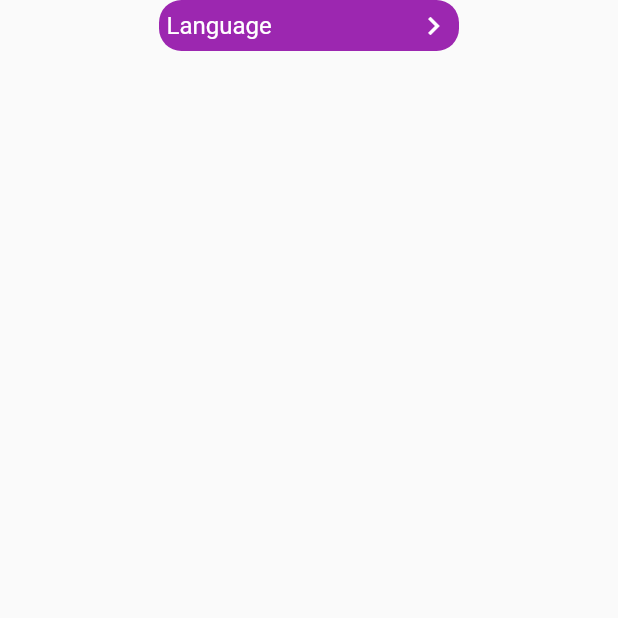
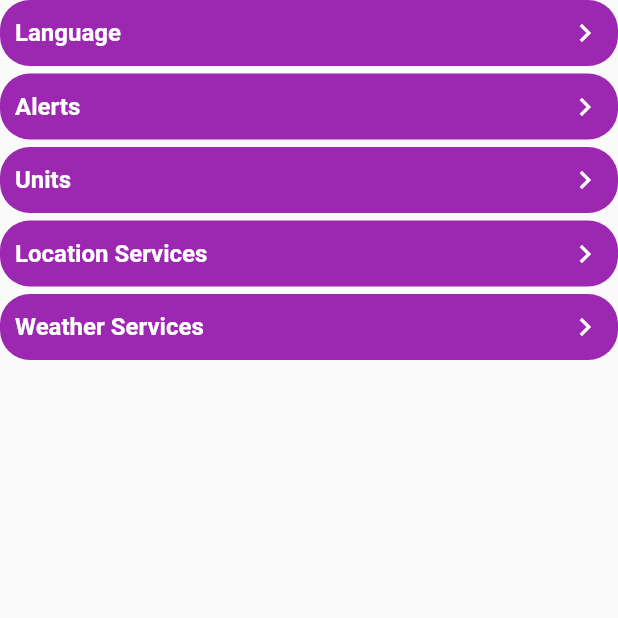
Before and after one commit to AdriaPm/WeatherTune_App, a Flutter app: the SettingsPage screen opened directly, on a phone screen of 412 x 824 dp, the top half of it. Run offline on Flutter 3.47's test engine with Material 2 defaults, Android fonts, the phone set to English and light mode, and no system bars; our stand-ins replace bloc, equatable, firebase_auth, firebase_core, flutter_bloc, geolocator and 1 more; accounts and stored records are empty.

Commit message:
small dropdown button ajustments

```diff
--- a/weather_tune/lib/components/dropdown_button.dart
+++ b/weather_tune/lib/components/dropdown_button.dart
@@ -26,18 +26,20 @@ class _DropDownButtonState extends State<DropDownButton> {
         });
       },
       child: Container(
-          padding: const EdgeInsets.all(5),
+          padding: const EdgeInsets.all(10),
           width: widget.widgetWidth,
           decoration: BoxDecoration(
-              borderRadius: BorderRadius.circular(15), color: Colors.purple),
+              borderRadius: BorderRadius.circular(20), color: Colors.purple),
           child: Column(
             children: [
               Row(
                 mainAxisAlignment: MainAxisAlignment.spaceBetween,
                 children: [
                   Text(widget.title,
-                      style:
-                          const TextStyle(color: Colors.white, fontSize: 16)),
+                      style: const TextStyle(
+                          color: Colors.white,
+                          fontSize: 16,
+                          fontWeight: FontWeight.bold)),
                   selected
                       ? const Icon(Icons.keyboard_arrow_down,
                           color: Colors.white)
--- a/weather_tune/lib/pages/settings_page.dart
+++ b/weather_tune/lib/pages/settings_page.dart
@@ -3,18 +3,65 @@ import 'package:weather_tune/components/dropdown_button.dart';
 
 class SettingsPage extends StatelessWidget {
   const SettingsPage({super.key});
+  final double margins = 5;
 
   @override
   Widget build(BuildContext context) {
-    return const Scaffold(
+    return Scaffold(
         body: Center(
             child: Column(children: [
       DropDownButton(
-          widgetWidth: 200,
+          widgetWidth: MediaQuery.sizeOf(context).width,
           title: "Language",
-          child: Align(
+          child: const Align(
               alignment: Alignment.centerLeft,
-              child: Text("English", style: TextStyle(color: Colors.white))))
+              child: Column(
+                children: [
+                  Align(
+                      alignment: Alignment.centerLeft,
+                      child: Text("English",
+                          style: TextStyle(color: Colors.white))),
+                  SizedBox(height: 5),
+                  Align(
+                      alignment: Alignment.centerLeft,
+                      child: Text("Spanish",
+                          style: TextStyle(color: Colors.white))),
+                  SizedBox(height: 5),
+                  Align(
+                      alignment: Alignment.centerLeft,
+                      child: Text("French",
+                          style: TextStyle(color: Colors.white))),
+                ],
+              ))),
+      SizedBox(height: margins),
+      DropDownButton(
+          widgetWidth: MediaQuery.sizeOf(context).width,
+          title: "Alerts",
+          child: const Align(
+              alignment: Alignment.centerLeft,
+              child: Text("English", style: TextStyle(color: Colors.white)))),
+      SizedBox(height: margins),
+      DropDownButton(
+          widgetWidth: MediaQuery.sizeOf(context).width,
+          title: "Units",
+          child: const Align(
+              alignment: Alignment.centerLeft,
+              child: Text("English", style: TextStyle(color: Colors.white)))),
+      SizedBox(height: margins),
+      DropDownButton(
+          widgetWidth: MediaQuery.sizeOf(context).width,
+          title: "Location Services",
+          child: const Align(
+              alignment: Alignment.centerLeft,
+              child: Text("English", style: TextStyle(color: Colors.white)))),
+      SizedBox(height: margins),
+      DropDownButton(
+          widgetWidth: MediaQuery.sizeOf(context).width,
+          title: "Weather Services",
+          child: const Align(
+              alignment: Alignment.centerLeft,
+              child: Text("English", style: TextStyle(color: Colors.white)))),
+      SizedBox(height: margins),
     ])));
   }
 }
```
